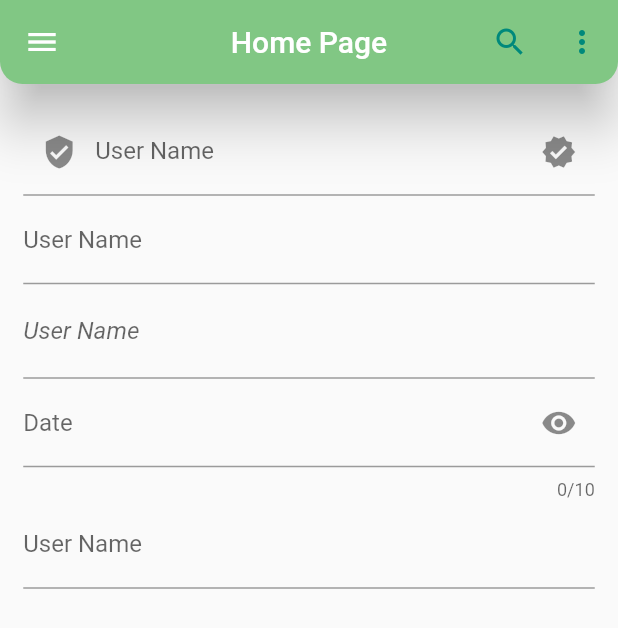
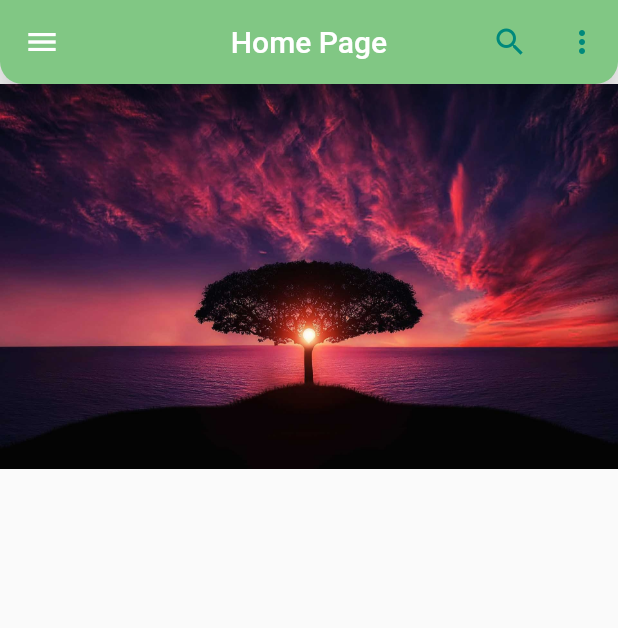
Before and after one commit to ChristyAlex2147215/flutr-AppBar-widget, a Flutter app: the screen it shows after launch, on a phone screen of 412 x 824 dp. Shown: the top 628 px of the screen. Run offline on Flutter 3.47's test engine with Material 2 defaults, Android fonts, the phone set to English and light mode, and no system bars.

Commit message:
Image widget

```diff
--- a/lib/main.dart
+++ b/lib/main.dart
@@ -5,6 +5,7 @@ import "./widgets/rowcolumnWidget.dart";
 import "./widgets//textWidget.dart";
 import "./widgets/ButtonWidgets.dart";
 import "./widgets/TextFields.dart";
+import "./widgets/ImageWIdget.dart";
 
 //main function where the app is called to execute
 void main() {
@@ -21,6 +22,6 @@ class MyApp extends StatelessWidget {
         title: "Demo App",
         // home page for route "/"
         // scaffold gives white screen
-        home: TextFields());
+        home: ImageWidgets());
   }
 }
--- a/lib/widgets/ImageWIdget.dart
+++ b/lib/widgets/ImageWIdget.dart
@@ -0,0 +1,19 @@
+import 'package:flutter/material.dart';
+import 'package:helloworld/main.dart';
+import 'CustomAppBarUtil.dart';
+
+class ImageWidgets extends StatelessWidget {
+  const ImageWidgets({Key? key}) : super(key: key);
+
+  @override
+  Widget build(BuildContext context) {
+    return Scaffold(
+      appBar: CustomAppBarUtil.buildCustomAppBar(),
+      body: Column(
+        children: [
+          Image.asset('images/pexels-pixabay-36717.jpg'),
+        ],
+      ),
+    );
+  }
+}
--- a/pubspec.yaml
+++ b/pubspec.yaml
@@ -17,8 +17,8 @@ dev_dependencies:
 
 flutter:
   uses-material-design: true
-  # assets:
-  #  - images/a_dot_burr.jpeg
+  assets:
+   - images/pexels-pixabay-36717.jpg
   #  - images/a_dot_ham.jpeg
   # fonts:
   #   - family: Schyler
```
Also changed, not shown: images/pexels-pixabay-36717.jpg (added), images/wallpaperflare.com_wallpaper (1).jpg (added), images/wallpaperflare.com_wallpaper (14).jpg (added), images/wallpaperflare.com_wallpaper (2).jpg (added), images/wallpaperflare.com_wallpaper (20).jpg (added), images/wallpaperflare.com_wallpaper (3).jpg (added), images/wallpaperflare.com_wallpaper (4).jpg (added).
